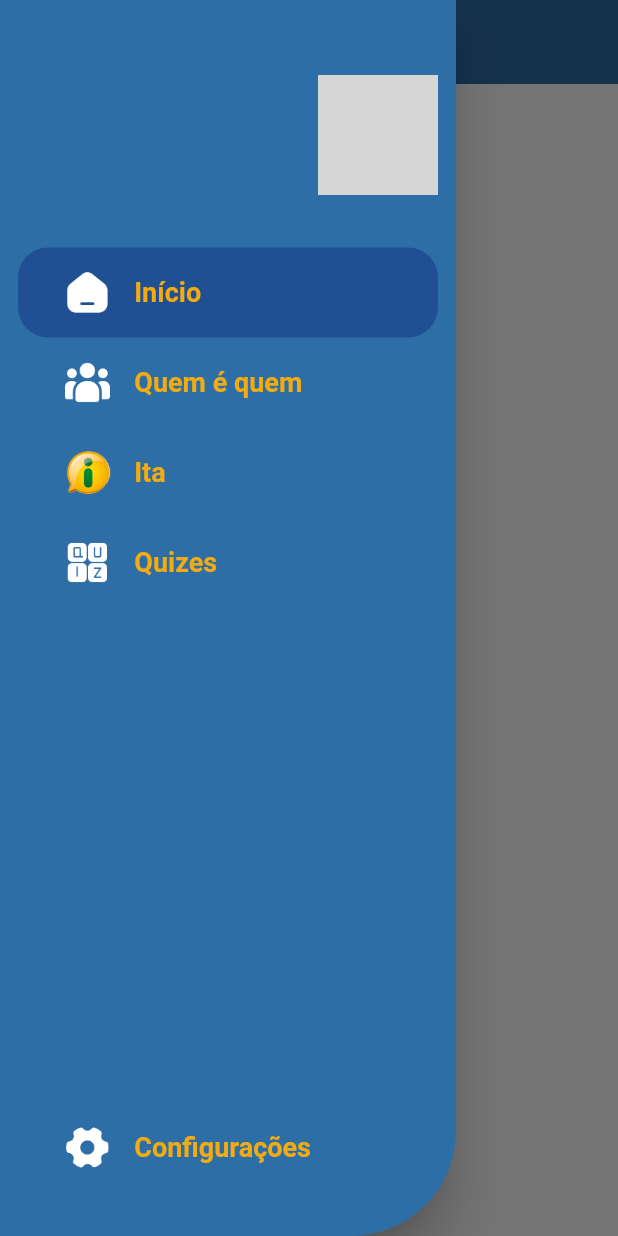
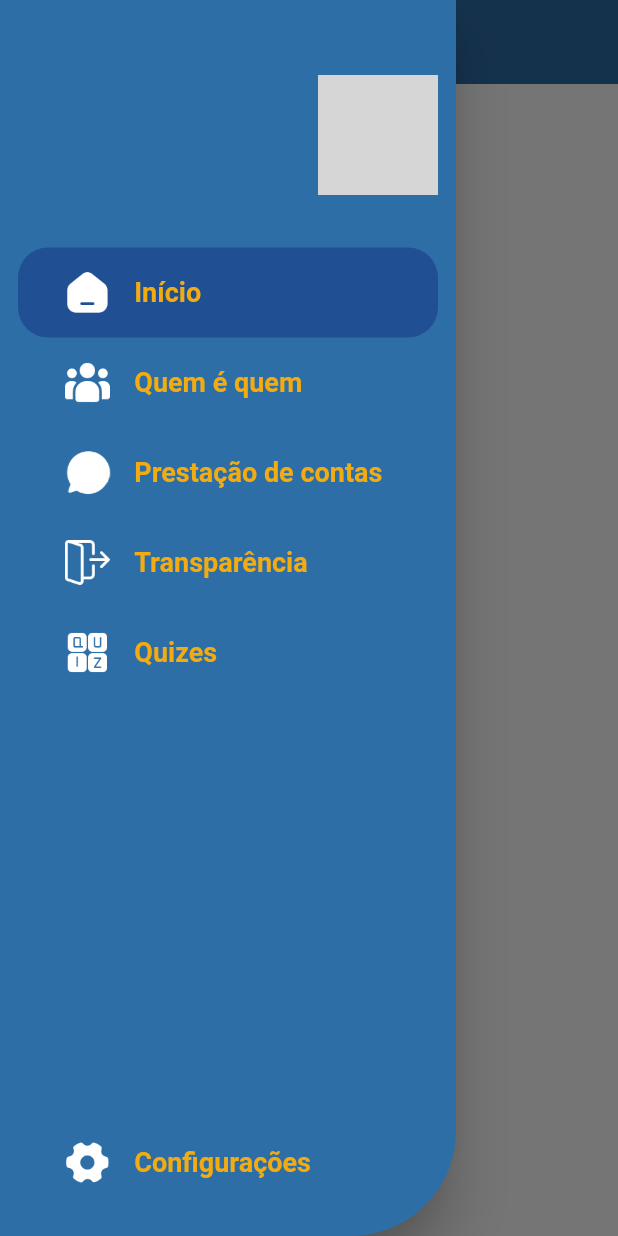
Before and after one commit to Markfgui675/AppSecretaria, a Flutter app: the screen it shows once a user with an empty profile is signed in, with the side drawer open, on a phone screen of 412 x 824 dp. Run offline on Flutter 3.47's test engine with Material 2 defaults, Android fonts, the light colour scheme and no system bars; our stand-ins replace cloud_firestore, firebase_auth, firebase_core, get, google_fonts, google_sign_in; accounts and stored records are empty; network calls fail; Roboto replaces fonts that are missing (Kanit); grey boxes are pictures that could not be loaded.

Commit message:
Style:
Nova página.

```diff
--- a/lib/Home.dart
+++ b/lib/Home.dart
@@ -1,8 +1,9 @@
 import 'package:app_secretaria_flutter/telas/configuracoes.dart';
-import 'package:app_secretaria_flutter/telas/ita.dart';
+import 'package:app_secretaria_flutter/telas/prestacao_contas.dart';
 import 'package:app_secretaria_flutter/telas/quem.dart';
 import 'package:app_secretaria_flutter/telas/quizes.dart';
 import 'package:app_secretaria_flutter/telas/inicio.dart';
+import 'package:app_secretaria_flutter/telas/transparencia.dart';
 import 'package:app_secretaria_flutter/widgets/header_drawer.dart';
 import 'package:flutter/material.dart';
 import 'package:google_fonts/google_fonts.dart';
@@ -28,9 +29,12 @@ class _HomeState extends State<Home> {
     } else if (currentPage == DrawerSections.quem) {
       container = Quem();
       atualPage = 'Quem é quem';
-    } else if (currentPage == DrawerSections.ita) {
-      container = Ita();
-      atualPage = 'Ita';
+    } else if (currentPage == DrawerSections.prestacao_de_contas) {
+      container = Prestacao();
+      atualPage = 'Prestação de Contas';
+    } else if (currentPage == DrawerSections.transparencia) {
+      container = Transparencia();
+      atualPage = 'Transparência';
     } else if (currentPage == DrawerSections.quizes) {
       container = Quizes();
       atualPage = 'Quizes';
@@ -75,22 +79,24 @@ class _HomeState extends State<Home> {
         // shows the list of menu drawer
         children: [
           menuItem(1, "Início", 'icons/home.png',
-              currentPage == DrawerSections.inicio ? true : false, false),
+              currentPage == DrawerSections.inicio ? true : false),
           menuItem(2, "Quem é quem", 'icons/customer.png',
-              currentPage == DrawerSections.quem ? true : false, false),
-          menuItem(3, "Ita", 'icons/ita_icone.png',
-              currentPage == DrawerSections.ita ? true : false, true),
-          menuItem(4, "Quizes", 'icons/quiz.png',
-              currentPage == DrawerSections.quizes ? true : false, false),
-          SizedBox(height: 330),
-          menuItem(5, "Configurações", 'icons/setting.png',
-              currentPage == DrawerSections.configuracoes ? true : false, false),
+              currentPage == DrawerSections.quem ? true : false),
+          menuItem(3, "Prestação de contas", 'icons/ita_icone.png',
+              currentPage == DrawerSections.prestacao_de_contas ? true : false),
+          menuItem(4, "Transparência", 'icons/logout.png',
+              currentPage == DrawerSections.transparencia ? true : false),
+          menuItem(5, "Quizes", 'icons/quiz.png',
+              currentPage == DrawerSections.quizes ? true : false),
+          SizedBox(height: 280),
+          menuItem(6, "Configurações", 'icons/setting.png',
+              currentPage == DrawerSections.configuracoes ? true : false),
         ],
       ),
     );
   }
 
-  Widget menuItem(int id, String title, String urlIcon, bool selected, bool ita) {
+  Widget menuItem(int id, String title, String urlIcon, bool selected) {
     return Padding(
         padding: const EdgeInsets.only(right: 12, left: 12),
       child: Material(
@@ -105,10 +111,12 @@ class _HomeState extends State<Home> {
               } else if (id == 2) {
                 currentPage = DrawerSections.quem;
               } else if (id == 3) {
-                currentPage = DrawerSections.ita;
-              } else if (id == 4) {
+                currentPage = DrawerSections.prestacao_de_contas;
+              } else if (id == 4){
+                currentPage == DrawerSections.transparencia;
+              } else if (id == 5) {
                 currentPage = DrawerSections.quizes;
-              } else if (id == 5) {
+              } else if (id == 6) {
                 currentPage = DrawerSections.configuracoes;
               }
             });
@@ -118,9 +126,7 @@ class _HomeState extends State<Home> {
             child: Row(
               children: [
                 Expanded(
-                    child: ita ?
-                      Image.asset(urlIcon, width: 30, height: 30,) :
-                      Image.asset(urlIcon, width: 30, height: 30, color: Colors.white,)
+                    child: Image.asset(urlIcon, width: 30, height: 30, color: Colors.white,)
                 ),
                 Expanded(
                   flex: 3,
@@ -142,7 +148,8 @@ class _HomeState extends State<Home> {
 enum DrawerSections {
   inicio,
   quem,
-  ita,
+  prestacao_de_contas,
+  transparencia,
   quizes,
   configuracoes
 }
--- a/lib/main.dart
+++ b/lib/main.dart
@@ -1,6 +1,5 @@
 import 'package:app_secretaria_flutter/controller/auth_controller.dart';
 import 'package:app_secretaria_flutter/telas/entrada.dart';
-import 'package:app_secretaria_flutter/telas/login.dart';
 import 'package:firebase_core/firebase_core.dart';
 import 'package:flutter/material.dart';
 import 'package:flutter/services.dart';
--- a/lib/telas/inicio.dart
+++ b/lib/telas/inicio.dart
@@ -6,7 +6,6 @@ import 'package:flutter/material.dart';
 import 'package:google_fonts/google_fonts.dart';
 
 import 'configuracoes.dart';
-import 'ita.dart';
 
 class Inicio extends StatefulWidget {
   const Inicio({Key? key}) : super(key: key);
@@ -23,7 +22,7 @@ class _InicioState extends State<Inicio> {
         body: SingleChildScrollView(
           child: Column(
             children: <Widget>[
-
+              Text('Início')
             ],
           ),
         ));
--- a/lib/telas/ita.dart
+++ /dev/null
@@ -1,30 +0,0 @@
-import 'package:flutter/cupertino.dart';
-import 'package:flutter/material.dart';
-import 'package:google_fonts/google_fonts.dart';
-
-class Ita extends StatefulWidget {
-  const Ita({Key? key}) : super(key: key);
-
-  @override
-  State<Ita> createState() => _ItaState();
-}
-
-class _ItaState extends State<Ita> {
-  @override
-  Widget build(BuildContext context) {
-    return Scaffold(
-      backgroundColor: Colors.white,
-      body: Center(
-        child: Container(
-          child: Column(
-            mainAxisAlignment: MainAxisAlignment.center,
-            crossAxisAlignment: CrossAxisAlignment.center,
-            children: <Widget>[
-              Text('Inicio')
-            ],
-          ),
-        ),
-      ),
-    );
-  }
-}
--- a/lib/widgets/header_drawer.dart
+++ b/lib/widgets/header_drawer.dart
@@ -68,6 +68,7 @@ class _HeaderDrawerState extends State<HeaderDrawer> {
         children: [
           Column(
             crossAxisAlignment: CrossAxisAlignment.start,
+            mainAxisAlignment: MainAxisAlignment.center,
             children: [
               _nomeUsuarioLogado.length > 15 ? Text(_nomeUsuarioLogado,
                 style: GoogleFonts.kanit().copyWith(fontWeight: FontWeight.bold, fontSize: 18, color: Colors.white),
```
Also changed, not shown: lib/telas/prestacao_contas.dart (added, +23 -0 lines), lib/telas/transparencia.dart (added, +24 -0 lines).
